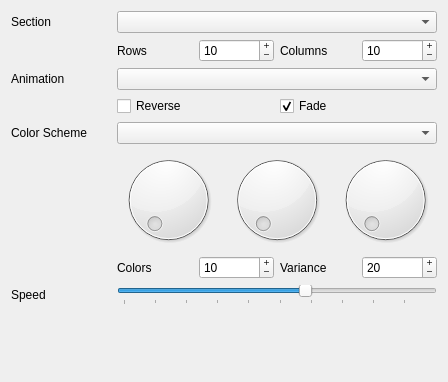
This is gui/widget/maestrocontrol.ui in 8bitbuddhist/PixelMaestro as Qt 5 draws it before an edit. The edited form follows.
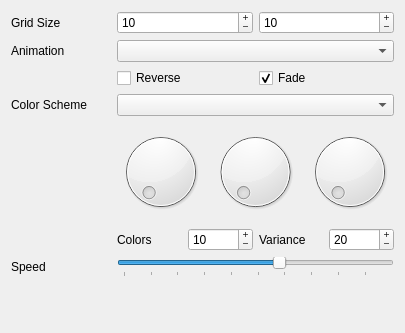
This is the edited form.

Diff of the .ui file:
```diff
--- a/gui/widget/maestrocontrol.ui
+++ b/gui/widget/maestrocontrol.ui
@@ -6,8 +6,8 @@
    <rect>
     <x>0</x>
     <y>0</y>
-    <width>448</width>
-    <height>382</height>
+    <width>405</width>
+    <height>333</height>
    </rect>
   </property>
   <property name="sizePolicy">
@@ -22,30 +22,40 @@
   <layout class="QGridLayout" name="gridLayout_2">
    <item row="0" column="0">
     <layout class="QFormLayout" name="controlLayout">
-     <item row="0" column="0">
-      <widget class="QLabel" name="sectionLabel">
-       <property name="minimumSize">
-        <size>
-         <width>100</width>
-         <height>0</height>
-        </size>
-       </property>
-       <property name="text">
-        <string>Section</string>
-       </property>
-      </widget>
-     </item>
      <item row="0" column="1">
-      <widget class="QComboBox" name="sectionComboBox">
-       <property name="minimumSize">
-        <size>
-         <width>150</width>
-         <height>0</height>
-        </size>
-       </property>
-      </widget>
+      <layout class="QHBoxLayout" name="sectionOptionsLayout">
+       <item>
+        <widget class="QSpinBox" name="rowsSpinBox">
+         <property name="frame">
+          <bool>true</bool>
+         </property>
+         <property name="buttonSymbols">
+          <enum>QAbstractSpinBox::PlusMinus</enum>
+         </property>
+         <property name="maximum">
+          <number>255</number>
+         </property>
+         <property name="value">
+          <number>10</number>
+         </property>
+        </widget>
+       </item>
+       <item>
+        <widget class="QSpinBox" name="columnsSpinBox">
+         <property name="buttonSymbols">
+          <enum>QAbstractSpinBox::PlusMinus</enum>
+         </property>
+         <property name="maximum">
+          <number>255</number>
+         </property>
+         <property name="value">
+          <number>10</number>
+         </property>
+        </widget>
+       </item>
+      </layout>
      </item>
-     <item row="2" column="0">
+     <item row="1" column="0">
       <widget class="QLabel" name="animationLabel">
        <property name="minimumSize">
         <size>
@@ -58,7 +68,7 @@
        </property>
       </widget>
      </item>
-     <item row="2" column="1">
+     <item row="1" column="1">
       <widget class="QComboBox" name="animationComboBox">
        <property name="minimumSize">
         <size>
@@ -68,7 +78,28 @@
        </property>
       </widget>
      </item>
-     <item row="5" column="0">
+     <item row="2" column="1">
+      <layout class="QHBoxLayout" name="animationOptionsLayout">
+       <item>
+        <widget class="QCheckBox" name="reverseAnimationCheckBox">
+         <property name="text">
+          <string>Reverse</string>
+         </property>
+        </widget>
+       </item>
+       <item>
+        <widget class="QCheckBox" name="fadeCheckBox">
+         <property name="text">
+          <string>Fade</string>
+         </property>
+         <property name="checked">
+          <bool>true</bool>
+         </property>
+        </widget>
+       </item>
+      </layout>
+     </item>
+     <item row="4" column="0">
       <widget class="QLabel" name="colorLabel">
        <property name="minimumSize">
         <size>
@@ -81,7 +112,7 @@
        </property>
       </widget>
      </item>
-     <item row="5" column="1">
+     <item row="4" column="1">
       <widget class="QComboBox" name="colorComboBox">
        <property name="minimumSize">
         <size>
@@ -97,7 +128,7 @@
        </property>
       </widget>
      </item>
-     <item row="6" column="1">
+     <item row="5" column="1">
       <layout class="QVBoxLayout" name="customColorLayout">
        <item>
         <layout class="QHBoxLayout" name="colorDialLayout">
@@ -203,7 +234,7 @@
        </item>
       </layout>
      </item>
-     <item row="7" column="0">
+     <item row="6" column="0">
       <widget class="QLabel" name="cycleLabel">
        <property name="minimumSize">
         <size>
@@ -216,7 +247,7 @@
        </property>
       </widget>
      </item>
-     <item row="7" column="1">
+     <item row="6" column="1">
       <widget class="QSlider" name="cycleSlider">
        <property name="minimum">
         <number>10</number>
@@ -247,73 +278,12 @@
        </property>
       </widget>
      </item>
-     <item row="3" column="1">
-      <layout class="QHBoxLayout" name="animationOptionsLayout">
-       <item>
-        <widget class="QCheckBox" name="reverseAnimationCheckBox">
-         <property name="text">
-          <string>Reverse</string>
-         </property>
-        </widget>
-       </item>
-       <item>
-        <widget class="QCheckBox" name="fadeCheckBox">
-         <property name="text">
-          <string>Fade</string>
-         </property>
-         <property name="checked">
-          <bool>true</bool>
-         </property>
-        </widget>
-       </item>
-      </layout>
-     </item>
-     <item row="1" column="1">
-      <layout class="QHBoxLayout" name="sectionOptionsLayout">
-       <item>
-        <widget class="QLabel" name="rowsLabel">
-         <property name="text">
-          <string>Rows</string>
-         </property>
-        </widget>
-       </item>
-       <item>
-        <widget class="QSpinBox" name="rowsSpinBox">
-         <property name="frame">
-          <bool>true</bool>
-         </property>
-         <property name="buttonSymbols">
-          <enum>QAbstractSpinBox::PlusMinus</enum>
-         </property>
-         <property name="maximum">
-          <number>255</number>
-         </property>
-         <property name="value">
-          <number>10</number>
-         </property>
-        </widget>
-       </item>
-       <item>
-        <widget class="QLabel" name="columnLabel">
-         <property name="text">
-          <string>Columns</string>
-         </property>
-        </widget>
-       </item>
-       <item>
-        <widget class="QSpinBox" name="columnsSpinBox">
-         <property name="buttonSymbols">
-          <enum>QAbstractSpinBox::PlusMinus</enum>
-         </property>
-         <property name="maximum">
-          <number>255</number>
-         </property>
-         <property name="value">
-          <number>10</number>
-         </property>
-        </widget>
-       </item>
-      </layout>
+     <item row="0" column="0">
+      <widget class="QLabel" name="gridSizeLabel">
+       <property name="text">
+        <string>Grid Size</string>
+       </property>
+      </widget>
      </item>
     </layout>
    </item>
```
